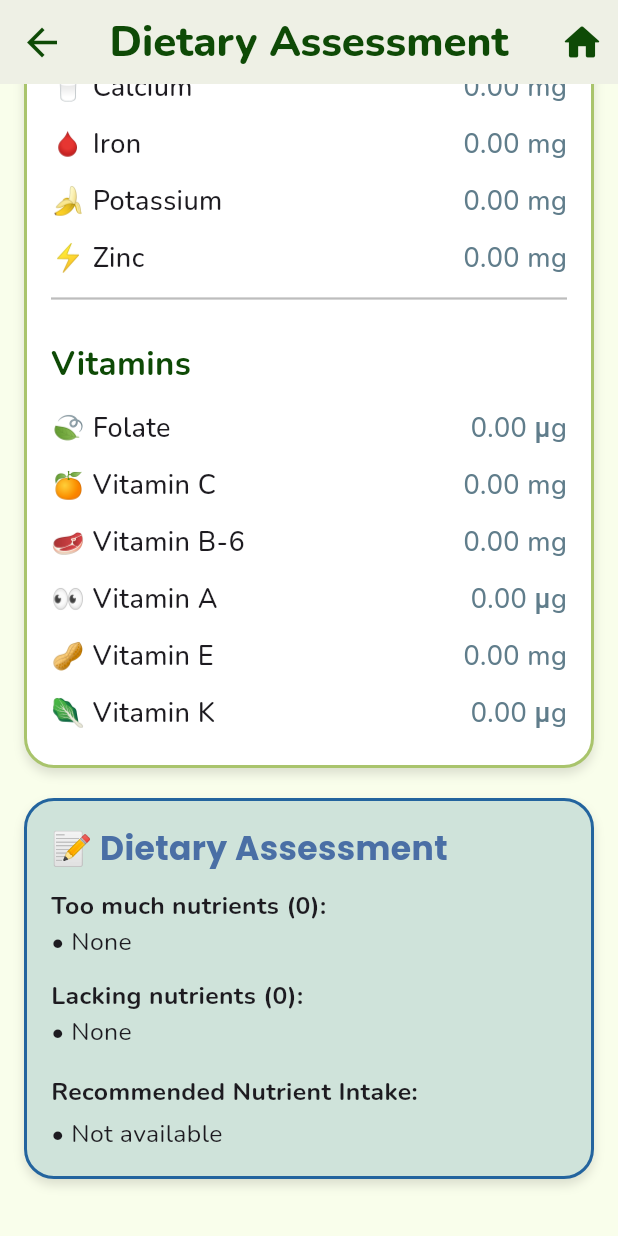
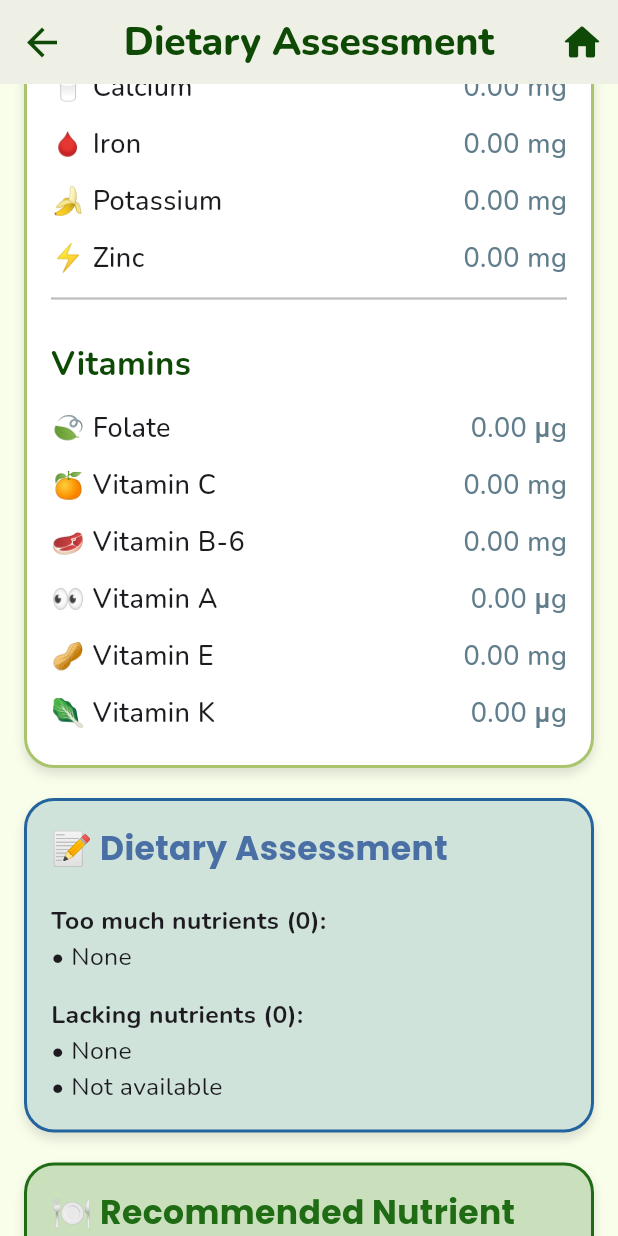
Before and after one commit to chrmlmrn/NutriShow, a Flutter app: the MacronutrientAdvicePage screen opened directly with empty values, scrolled down 448 dp, on a phone screen of 412 x 824 dp. Run offline on Flutter 3.47's test engine with Material 3 defaults, Android fonts, the light colour scheme and no system bars; our stand-ins replace google_fonts, image_picker, shared_preferences, sqflite; missing offline and left inert: tflite_flutter; accounts and stored records are empty.

Commit message:
updated UI

```diff
--- a/lib/views/advice.dart
+++ b/lib/views/advice.dart
@@ -48,6 +48,7 @@ class MacronutrientAdvicePage extends StatelessWidget {
     double portionMultiplier = double.tryParse(portionSize!) ?? 1;
     return nutrientValue * portionMultiplier;
   }
+
   List<Widget> _buildPinnedAdvice() {
     final tooMuch = assessment?['too_much'] as List? ?? [];
     final lacking = assessment?['lacking'] as List? ?? [];
@@ -125,7 +126,7 @@ class MacronutrientAdvicePage extends StatelessWidget {
         style: GoogleFonts.nunito(
           fontSize: 16.5,
           fontStyle: FontStyle.italic,
-          color: Colors.deepOrange,
+          color: Color(0xFFcf2400),
         ),
       ),
     )).toList();
@@ -167,7 +168,7 @@ class MacronutrientAdvicePage extends StatelessWidget {
         iconTheme: IconThemeData(color: Color(0xFF0E4A06), size: 30),
         title: Text(
           'Dietary Assessment',
-          style: GoogleFonts.nunito(fontSize: 28, fontWeight: FontWeight.w800, color: Color(0xFF0E4A06)),
+          style: GoogleFonts.nunito(fontSize: 26, fontWeight: FontWeight.w800, color: Color(0xFF0E4A06)),
         ),
         actions: [
           IconButton(
@@ -202,7 +203,7 @@ class MacronutrientAdvicePage extends StatelessWidget {
                 Padding(
                   padding: const EdgeInsets.only(top: 6.0),
                   child: Text(
-                    "Portion: $portionSize serving(s) • ${_calculateTotalGrams()} grams",
+                    "$portionSize portion(s) • ${_calculateTotalGrams()} grams",
                     style: GoogleFonts.nunito(
                       fontSize: 17,
                       fontStyle: FontStyle.italic,
@@ -215,7 +216,7 @@ class MacronutrientAdvicePage extends StatelessWidget {
                 child: Column(
                   crossAxisAlignment: CrossAxisAlignment.start,
                   children: [
-                    _buildHeaderRow("🔥 Calories", "${_adjustForPortion(foodDetails['energy_kcal'] ?? 0)} kcal"),
+                    _buildHeaderRow("🔥 Calories", "${_adjustForPortion(foodDetails['energy_kcal'] ?? 0).toStringAsFixed(2)} kcal"),
                     SizedBox(height: 10),
                     _buildNutrientRow("🍗 Protein", _adjustForPortion(foodDetails['protein_g'] ?? 0), "g"),
                     _buildNutrientRow("🍞 Total Carbohydrates", _adjustForPortion(foodDetails['carbohydrates_g'] ?? 0), "g"),
@@ -257,7 +258,7 @@ class MacronutrientAdvicePage extends StatelessWidget {
                         color: Color(0xFF4A6FA5),
                       ),
                     ),
-                    const SizedBox(height: 10),
+                    const SizedBox(height: 15),
                     if (notice != null)
                       Padding(
                         padding: const EdgeInsets.only(bottom: 12.0),
@@ -270,6 +271,8 @@ class MacronutrientAdvicePage extends StatelessWidget {
                           ),
                         ),
                       ),
+                    const SizedBox(height: 5),
+
                     Text(
                       "Too much nutrients (${(assessment?['too_much'] as List?)?.length ?? 0}):",
                       style: GoogleFonts.nunito(fontSize: 16.5, fontWeight: FontWeight.w700),
@@ -279,13 +282,33 @@ class MacronutrientAdvicePage extends StatelessWidget {
                     else
                       ...List.generate(
                         (assessment!['too_much'] as List).length,
-                            (index) => Padding(
-                          padding: const EdgeInsets.symmetric(vertical: 2.0),
-                          child: Text("• ${assessment!['too_much'][index]}", style: GoogleFonts.nunito(fontSize: 16.5)),
-                        ),
+                            (index) {
+                          String item = assessment!['too_much'][index];
+
+                          if (item.contains("Vitamin B6")) {
+                            final matches = RegExp(r"(-?\d+(\.\d+)?)").allMatches(item).toList();
+
+                            if (matches.length >= 2) {
+                              double secondNumber = double.parse(matches[1].group(0)!);
+                              item = item.replaceFirst(matches[1].group(0)!, secondNumber.toStringAsFixed(2));
+                            }
+                          } else {
+                            final match = RegExp(r"(-?\d+(\.\d+)?)").firstMatch(item);
+
+                            if (match != null) {
+                              double number = double.parse(match.group(0)!);
+                              item = item.replaceFirst(match.group(0)!, number.toStringAsFixed(2));
+                            }
+                          }
+
+                          return Padding(
+                            padding: const EdgeInsets.symmetric(vertical: 2.0),
+                            child: Text("• $item", style: GoogleFonts.nunito(fontSize: 16.5)),
+                          );
+                        },
                       ),
 
-                    const SizedBox(height: 12),
+                    const SizedBox(height: 15),
 
                     Text(
                       "Lacking nutrients (${(assessment?['lacking'] as List?)?.length ?? 0}):",
@@ -296,22 +319,34 @@ class MacronutrientAdvicePage extends StatelessWidget {
                     else
                       ...List.generate(
                         (assessment!['lacking'] as List).length,
-                            (index) => Padding(
-                          padding: const EdgeInsets.symmetric(vertical: 2.0),
-                          child: Text("• ${assessment!['lacking'][index]}", style: GoogleFonts.nunito(fontSize: 16.5)),
-                        ),
+                            (index) {
+                          String item = assessment!['lacking'][index];
+
+                          if (item.contains("Vitamin B6")) {
+                            final matches = RegExp(r"(-?\d+(\.\d+)?)").allMatches(item).toList();
+
+                            if (matches.length >= 2) {
+                              double secondNumber = double.parse(matches[1].group(0)!);
+                              item = item.replaceFirst(matches[1].group(0)!, secondNumber.toStringAsFixed(2));
+                            }
+                          } else {
+                            final match = RegExp(r"(-?\d+(\.\d+)?)").firstMatch(item);
+
+                            if (match != null) {
+                              double number = double.parse(match.group(0)!);
+                              item = item.replaceFirst(match.group(0)!, number.toStringAsFixed(2));
+                            }
+                          }
+
+                          return Padding(
+                            padding: const EdgeInsets.symmetric(vertical: 2.0),
+                            child: Text("• $item", style: GoogleFonts.nunito(fontSize: 16.5)),
+                          );
+                        },
                       ),
-                    const SizedBox(height: 16),
-                    Text(
-                      "Recommended Nutrient Intake:",
-                      style: GoogleFonts.nunito(fontSize: 16.5, fontWeight: FontWeight.w700),
-                    ),
-                    const SizedBox(height: 4),
-
                     if (recommendedIntake != null)
                       ...[
-                        ..._buildRecommendedIntakeList(recommendedIntake!),
-                        const SizedBox(height: 16),
+                        const SizedBox(height: 15),
                         ...(pinnedTips?.map((msg) => Padding(
                           padding: const EdgeInsets.only(bottom: 6.0),
                           child: Text(
@@ -319,10 +354,33 @@ class MacronutrientAdvicePage extends StatelessWidget {
                             style: GoogleFonts.nunito(
                               fontSize: 16.5,
                               fontStyle: FontStyle.italic,
-                              color: Colors.deepOrange,
+                              color: Color(0xFFB80000),
                             ),
                           ),
                         )).toList() ?? _buildPinnedAdvice())
+                      ]
+                    else
+                      Text("• Not available", style: GoogleFonts.nunito(fontSize: 16.5)),
+                  ],
+                ),
+              ),
+              const SizedBox(height: 20),
+              _buildRecommendedIntakeCard(
+                child: Column(
+                  crossAxisAlignment: CrossAxisAlignment.start,
+                  children: [
+                    Text(
+                      "🍽️ Recommended Nutrient Intake per Day",
+                      style: GoogleFonts.poppins(
+                        fontSize: 22,
+                        fontWeight: FontWeight.bold,
+                        color: Color(0xFF206C15),
+                      ),
+                    ),
+                    const SizedBox(height: 10),
+                    if (recommendedIntake != null)
+                      ...[
+                        ..._buildRecommendedIntakeList(recommendedIntake!)
                       ]
                     else
                       Text("• Not available", style: GoogleFonts.nunito(fontSize: 16.5)),
@@ -362,6 +420,26 @@ class MacronutrientAdvicePage extends StatelessWidget {
       padding: const EdgeInsets.all(16.0),
       decoration: BoxDecoration(
         color: Color(0XFFCFE3DA),
+        borderRadius: BorderRadius.circular(20),
+        border: Border.all(color: borderColor, width: 2),
+        boxShadow: [
+          BoxShadow(
+            color: Colors.black12,
+            blurRadius: 5,
+            offset: Offset(0, 4),
+          ),
+        ],
+      ),
+      child: child,
+    );
+  }
+
+  Widget _buildRecommendedIntakeCard({required Widget child, Color? color, Color borderColor = const Color(0xFF206C15)}) {
+    return Container(
+      width: double.infinity,
+      padding: const EdgeInsets.all(16.0),
+      decoration: BoxDecoration(
+        color: Color(0XFFCAE0BC),
         borderRadius: BorderRadius.circular(20),
         border: Border.all(color: borderColor, width: 2),
         boxShadow: [
@@ -441,7 +519,7 @@ class MacronutrientAdvicePage extends StatelessWidget {
             style: GoogleFonts.nunito(fontSize: 16.5, fontStyle: FontStyle.italic),
           ),
           Text(
-            "${(value as num?)?.toStringAsFixed(3) ?? 'Unknown'} $unit",
+            "${(value as num?)?.toStringAsFixed(2) ?? 'Unknown'} $unit",
             style: GoogleFonts.nunito(fontSize: 16.5, color: Colors.blueGrey),
           ),
         ],
@@ -494,15 +572,19 @@ class MacronutrientAdvicePage extends StatelessWidget {
       final value = intake[entry.key];
       final nutrientName = entry.value[0];
       final unit = entry.value[1];
+
+      final formattedValue = (value is num) ? value.toStringAsFixed(2) : (value ?? '—');
+
       return Padding(
         padding: const EdgeInsets.symmetric(vertical: 2.0),
         child: Text(
-          "• $nutrientName: ${value ?? '—'} $unit",
+          "• $nutrientName: $formattedValue $unit",
           style: GoogleFonts.nunito(fontSize: 16.5),
         ),
       );
     }).toList();
   }
+
 
   String _calculateTotalGrams() {
     final baseServing = double.tryParse(foodDetails['serving_size'].toString()) ?? 0;
--- a/lib/views/options.dart
+++ b/lib/views/options.dart
@@ -103,7 +103,7 @@ class _DishOptionsScreenState extends State<DishOptionsScreen> {
 
       // Fetch the portion type after the food detection
       String portionType = await _getPortionTypeFromDatabase(foodName);
-      print("Portion type: $portionType");
+      print("Portion Size: $portionType");
 
     } catch (e) {
       print("Error during inference: $e");
@@ -195,7 +195,7 @@ class _DishOptionsScreenState extends State<DishOptionsScreen> {
             crossAxisAlignment: CrossAxisAlignment.start,
             mainAxisSize: MainAxisSize.min,
             children: [
-              Text("Portion Type: 1 $portionType"),
+              Text("Portion Size: 1 $portionType"),
               if (servingSize > 0)
                 Text("Amount: $servingSize g"),
               const SizedBox(height: 9),
@@ -474,7 +474,7 @@ class _DishOptionsScreenState extends State<DishOptionsScreen> {
         title: Center(
           child: Text(
             'Dish Classification',
-            style: GoogleFonts.nunito(fontSize: 30, fontWeight: FontWeight.w800, color: Color(0xFF0E4A06)),
+            style: GoogleFonts.nunito(fontSize: 27, fontWeight: FontWeight.w800, color: Color(0xFF0E4A06)),
           ),
         ),
         actions: [
```
Also changed, not shown: lib/views/history.dart (+7 -7 lines), pubspec.yaml (+7 -0 lines), pubspec.lock, 14 other files.
